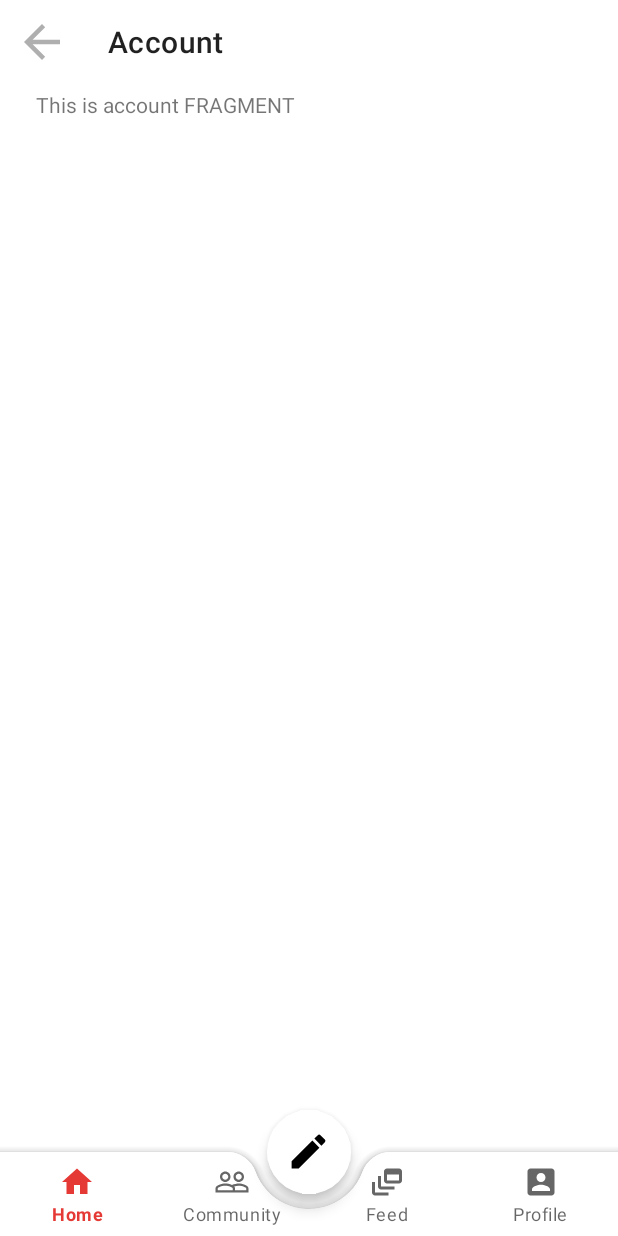
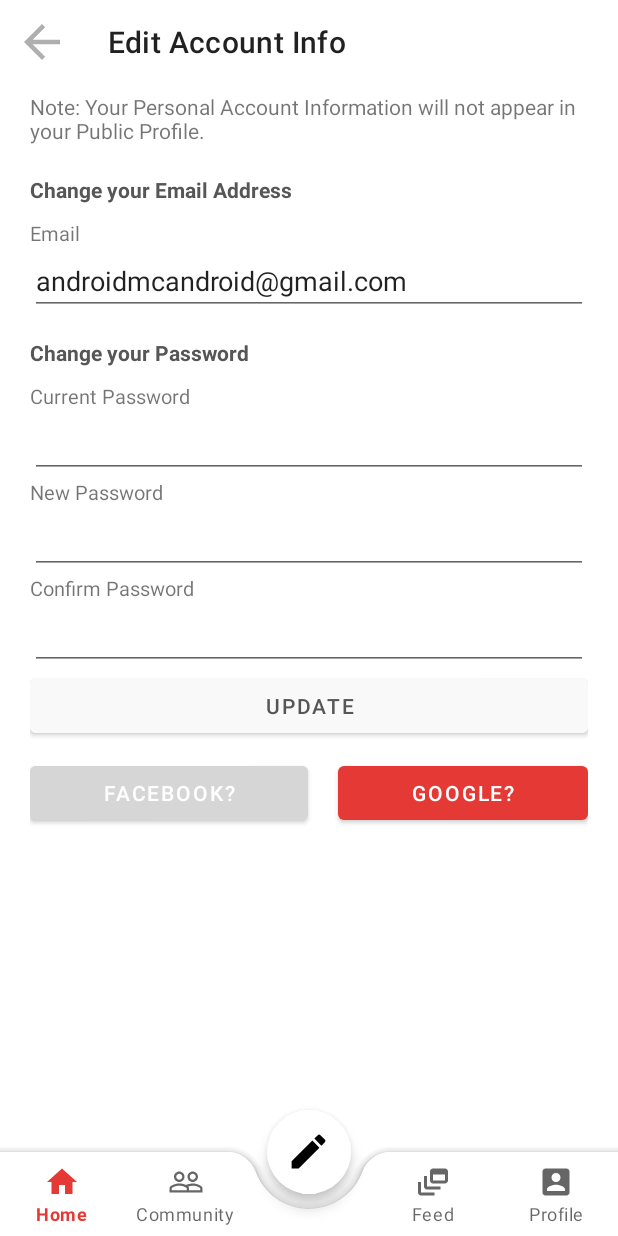
Before and after one commit to JDesignEra/Tellago, an Android app: the fragment AccountFragment placed in its activity, on a phone screen of 412 x 824 dp. Run offline under Robolectric (Android 15) with nearby library versions, the phone set to English and light mode, and no system bars; our stand-ins replace Firebase (no records; nobody signed in at launch, a user with empty details on screens opened directly); libraries missing offline, so code that uses them is left out: com.firebase.ui; pictures from the network do not load.

Commit message:
Change Personal Account Info Page

```diff
--- a/app/src/main/java/com/tellago/DataSource.kt
+++ b/app/src/main/java/com/tellago/DataSource.kt
@@ -89,7 +89,7 @@ class DataSource {
             list.add(
                 UserPost(
                     "Terrarium",
-                    "https://www.thoughtco.com/thmb/e5vWvhKU49h0061hqcjqby-iyOU=/4000x2250/smart/filters:no_upscale()/tree-against-white-background-887508916-5c0f078ac9e77c0001c1bf28.jpg",
+                    "NIL",
                     "James",
                     "https://images.pexels.com/photos/220453/pexels-photo-220453.jpeg?auto=compress&cs=tinysrgb&dpr=1&w=500",
                     "12wks ago",
@@ -112,7 +112,7 @@ class DataSource {
             list.add(
                 UserPost(
                     "Terrarium",
-                    "https://www.thoughtco.com/thmb/e5vWvhKU49h0061hqcjqby-iyOU=/4000x2250/smart/filters:no_upscale()/tree-against-white-background-887508916-5c0f078ac9e77c0001c1bf28.jpg",
+                    "NIL",
                     "James",
                     "https://images.pexels.com/photos/220453/pexels-photo-220453.jpeg?auto=compress&cs=tinysrgb&dpr=1&w=500",
                     "13wks ago",
--- a/app/src/main/res/layout/fragment_account.xml
+++ b/app/src/main/res/layout/fragment_account.xml
@@ -17,20 +17,133 @@
             android:layout_height="?attr/actionBarSize"
             app:layout_constraintTop_toTopOf="parent"
             app:layout_constraintLeft_toLeftOf="parent"
-            app:title="Account" />
+            app:title="Edit Account Info" />
 
+        <LinearLayout
+            android:id="@+id/note_msg"
+            android:layout_width="match_parent"
+            android:layout_height="wrap_content"
+            android:layout_marginRight="20dp"
+            android:layout_marginLeft="20dp"
+            android:layout_marginTop="5dp"
+            app:layout_constraintTop_toBottomOf="@id/toolbar_Account"
+            app:layout_constraintLeft_toLeftOf="parent"
+            app:layout_constraintRight_toRightOf="parent">
+            <TextView
+                android:layout_width="wrap_content"
+                android:layout_height="wrap_content"
+                android:text="Note: Your Personal Account Information will not appear in your Public Profile.">
 
+            </TextView>
+        </LinearLayout>
+        <LinearLayout
+            android:layout_width="match_parent"
+            android:layout_height="wrap_content"
+            app:layout_constraintTop_toBottomOf="@id/note_msg"
+            app:layout_constraintLeft_toLeftOf="parent"
+            app:layout_constraintRight_toRightOf="parent"
+            android:layout_marginLeft="20dp"
+            android:layout_marginRight="20dp"
+            android:layout_marginTop="20dp"
+            android:orientation="vertical">
+            <TextView
+                android:layout_width="wrap_content"
+                android:layout_height="wrap_content"
+                android:text="Change your Email Address"
+                android:textStyle="bold"
+                android:textColor="@color/colorTextDarkGray"
+                android:textSize="14dp">
 
-        <!-- TODO: Update blank fragment layout -->
-        <TextView
-            android:layout_width="match_parent"
-            android:layout_height="match_parent"
-            android:layout_marginTop="60dp"
-            android:layout_marginLeft="24dp"
-            app:layout_constraintTop_toBottomOf="@+id/toolbar_Account"
-            app:layout_constraintLeft_toLeftOf="parent"
-            android:text="This is account FRAGMENT" />
+            </TextView>
+                <TextView
+                    android:id="@+id/textView_email"
+                    android:layout_width="wrap_content"
+                    android:layout_height="wrap_content"
+                    android:text="Email"
+                    android:textSize="13sp"
+                    android:layout_marginTop="10dp"/>
 
+                <com.google.android.material.textfield.TextInputEditText
+                    android:id="@+id/editText_email"
+                    android:layout_width="match_parent"
+                    android:layout_height="wrap_content"
+                    android:text="androidmcandroid@gmail.com" />
+
+            <TextView
+                android:layout_width="wrap_content"
+                android:layout_height="wrap_content"
+                android:text="Change your Password"
+                android:textStyle="bold"
+                android:layout_marginTop="15dp"
+                android:textColor="@color/colorTextDarkGray"
+                android:textSize="14dp">
+
+            </TextView>
+            <TextView
+                android:id="@+id/textView_currentPassword"
+                android:layout_width="wrap_content"
+                android:layout_height="wrap_content"
+                android:text="Current Password"
+                android:textSize="13sp"
+                android:layout_marginTop="10dp"/>
+
+            <com.google.android.material.textfield.TextInputEditText
+                android:id="@+id/editText_currentPassword"
+                android:layout_width="match_parent"
+                android:layout_height="wrap_content"
+                android:text="" />
+
+            <TextView
+                android:id="@+id/textView_newPassword"
+                android:layout_width="wrap_content"
+                android:layout_height="wrap_content"
+                android:text="New Password"
+                android:textSize="13sp" />
+
+            <com.google.android.material.textfield.TextInputEditText
+                android:id="@+id/editText_newPassword"
+                android:layout_width="match_parent"
+                android:layout_height="wrap_content"
+                android:text="" />
+
+            <TextView
+                android:id="@+id/textView_cfmPassword"
+                android:layout_width="wrap_content"
+                android:layout_height="wrap_content"
+                android:text="Confirm Password"
+                android:textSize="13sp" />
+
+            <com.google.android.material.textfield.TextInputEditText
+                android:id="@+id/editText_cfmPassword"
+                android:layout_width="match_parent"
+                android:layout_height="wrap_content"
+                android:text="" />
+            <Button
+                android:layout_width="match_parent"
+                android:layout_height="wrap_content"
+                android:backgroundTint="@color/superlightgray"
+                android:text="UPDATE"
+                android:textColor="@color/colorTextDarkGray"></Button>
+
+            <LinearLayout
+                android:layout_width="match_parent"
+                android:layout_height="wrap_content"
+                android:layout_marginTop="10dp">
+                <Button
+                    android:layout_width="wrap_content"
+                    android:layout_height="wrap_content"
+                    android:layout_weight="0.4"
+                    android:layout_marginRight="10dp"
+                    android:backgroundTint="@color/com_facebook_blue"
+                    android:text="Facebook?"></Button>
+                <Button
+                    android:layout_width="wrap_content"
+                    android:layout_height="wrap_content"
+                    android:layout_weight="0.4"
+                    android:layout_marginLeft="10dp"
+                    android:text="Google?"></Button>
+            </LinearLayout>
+        </LinearLayout>
 
     </androidx.constraintlayout.widget.ConstraintLayout>
 
--- a/app/src/main/res/menu/menu.xml
+++ b/app/src/main/res/menu/menu.xml
@@ -17,6 +17,12 @@
         app:showAsAction="always"
         />
 
+    <item
+        android:id="@+id/ic_empty"
+        android:icon="@color/colorTransparent"
+        android:title=""
+        app:showAsAction="always"
+        />
 
     <item
         android:id="@+id/ic_feed"
```
